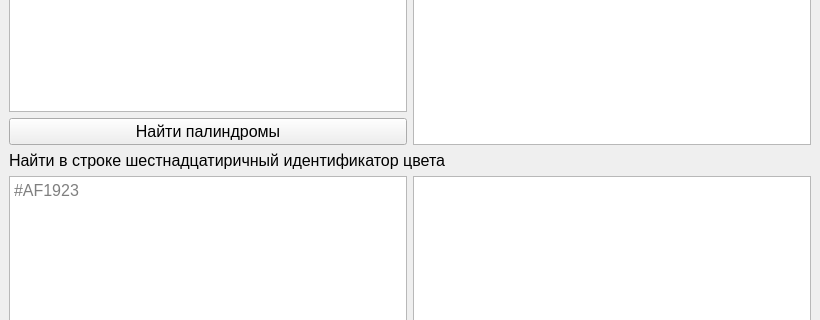
Before: the Qt Designer form mainwindow.ui in kudryavcAS/SP_2, drawn with Qt 5; both pictures show x 0 to 820 and y 130 to 450 of the 820 by 610 pixel window.
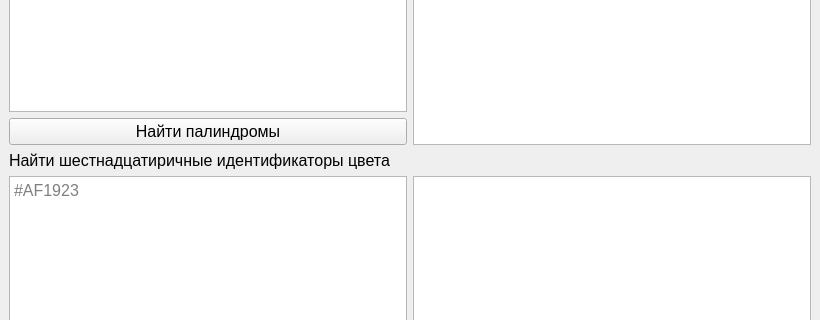
After: the same form once the commit is applied.

```diff
--- a/mainwindow.ui
+++ b/mainwindow.ui
@@ -73,7 +73,7 @@
        </font>
       </property>
       <property name="text">
-       <string>Найти в строке шестнадцатиричный идентификатор цвета</string>
+       <string>Найти шестнадцатиричные идентификаторы цвета</string>
       </property>
      </widget>
     </item>
```
